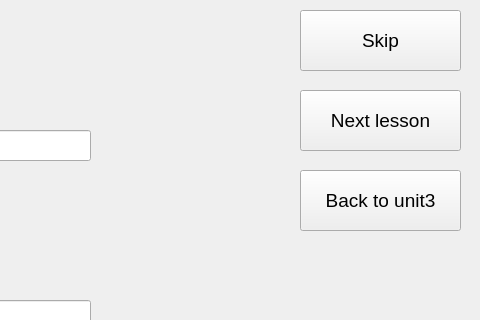
Old version of the form SPCK/Gui/food4.ui in the repository trongphuc1/TL-C4K-PTI01-; both pictures show x 320 to 800 and y 0 to 320 of the 800 by 600 pixel window.
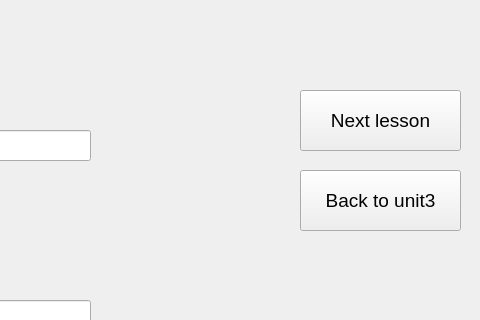
New version of the form. Icons and pictures are not drawn.

The edit to the form file:
```diff
--- a/SPCK/Gui/food4.ui
+++ b/SPCK/Gui/food4.ui
@@ -164,24 +164,6 @@
      <string>???</string>
     </property>
    </widget>
-   <widget class="QPushButton" name="pushButton_6">
-    <property name="geometry">
-     <rect>
-      <x>620</x>
-      <y>10</y>
-      <width>161</width>
-      <height>61</height>
-     </rect>
-    </property>
-    <property name="font">
-     <font>
-      <pointsize>14</pointsize>
-     </font>
-    </property>
-    <property name="text">
-     <string>Skip</string>
-    </property>
-   </widget>
    <widget class="QPushButton" name="pushButton_5">
     <property name="geometry">
      <rect>
```
